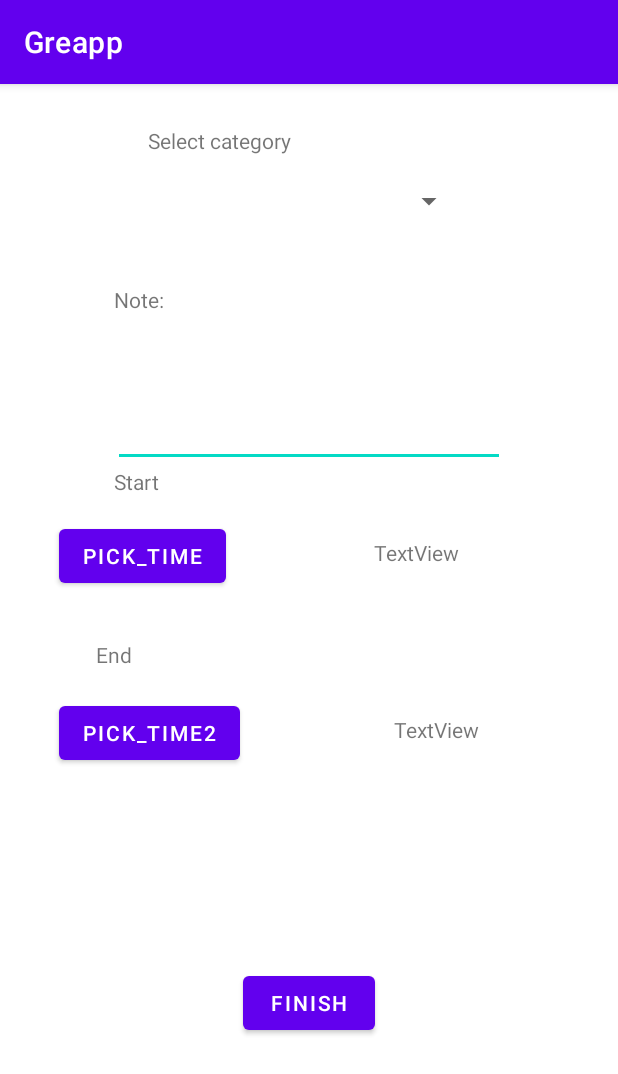
After one commit to tberkovac/Greapp_To-Do, an Android app: the fragment AddActivityFragment shown on its own in the app's theme, on a phone screen of 412 x 824 dp. The commit adds this screen. Shown: the top 1074 px of the screen. Run offline under Robolectric (Android 15) with nearby library versions, the phone set to English and light mode, and no system bars.

Commit message:
Omoguceno spasavenje dodanih aktivnosti u bazu Omogucen prikaz unosa na novom fragmentu

```diff
--- /dev/null
+++ b/app/src/main/java/com/example/greapp/models/TimeHM.kt
@@ -0,0 +1,6 @@
+package com.example.greapp.models
+
+data class TimeHM(
+    val hours : Int,
+    val minutes : Int
+)
--- /dev/null
+++ b/app/src/main/java/com/example/greapp/view/AddActivityFragment.kt
@@ -0,0 +1,93 @@
+package com.example.greapp.view
+
+import android.app.TimePickerDialog
+import android.os.Bundle
+import android.text.format.DateFormat
+import android.view.LayoutInflater
+import android.view.View
+import android.view.ViewGroup
+import android.widget.Button
+import android.widget.TextView
+import androidx.fragment.app.Fragment
+import com.example.greapp.MainActivity
+import com.example.greapp.R
+import com.example.greapp.models.DailyActivity
+import com.example.greapp.models.TimeHM
+import com.example.greapp.viewmodel.DailyActivityViewModel
+import java.util.*
+
+class AddActivityFragment : Fragment() {
+    private lateinit var btnStartTime : Button
+    private lateinit var btnEndTime : Button
+    private lateinit var tvStartTime : TextView
+    private lateinit var tvEndTime : TextView
+    private lateinit var startTime : TimeHM
+    private lateinit var endTime : TimeHM
+    private lateinit var finish : Button
+    private var dailyActivityViewModel = DailyActivityViewModel()
+
+
+    override fun onCreateView(
+        inflater: LayoutInflater,
+        container: ViewGroup?,
+        savedInstanceState: Bundle?
+    ): View? {
+        val view = inflater.inflate(R.layout.add_activity_fragment, container, false)
+        btnStartTime = view.findViewById(R.id.pickStartTimeId)
+        btnEndTime = view.findViewById(R.id.pickEndTimeId)
+        tvStartTime = view.findViewById(R.id.tvStartNumbersId)
+        tvEndTime = view.findViewById(R.id.tvEndTimeNumbersId)
+        finish = view.findViewById(R.id.btnFinish)
+
+        btnStartTime.setOnClickListener {
+            val c = Calendar.getInstance()
+            val hour = c.get(Calendar.HOUR_OF_DAY)
+            val minute = c.get(Calendar.MINUTE)
+            TimePickerDialog(activity, { timePicker, i, i2 -> postaviITextView(i, i2) }, hour, minute, DateFormat.is24HourFormat(activity))
+                .show()
+        }
+
+        btnEndTime.setOnClickListener {
+            val c = Calendar.getInstance()
+            val hour = c.get(Calendar.HOUR_OF_DAY)
+            val minute = c.get(Calendar.MINUTE)
+
+            TimePickerDialog(activity, { timePicker, i, i2 -> postaviITextViewEnd(i, i2)}, hour, minute, DateFormat.is24HourFormat(activity))
+                .show()
+        }
+
+        finish.setOnClickListener {
+            var cal = Calendar.getInstance()
+            cal.set(Calendar.HOUR_OF_DAY, startTime.hours)
+            cal.set(Calendar.MINUTE, startTime.minutes)
+            val startDate : Date = cal.time
+
+            val cal2 = Calendar.getInstance()
+            cal2.set(Calendar.HOUR_OF_DAY, endTime.hours)
+            cal2.set(Calendar.MINUTE, endTime.minutes)
+            val endDate : Date = cal2.time
+
+            val newActivity = DailyActivity("nova aktivnost", "bla bla", startDate,endDate, null)
+            dailyActivityViewModel.writeActivity(newActivity)
+
+            MainActivity.viewPagerAdapter.addMultiple(listOf(HomeFragment(), ActivityListFragment()))
+            MainActivity.viewPagerAdapter.notifyDataSetChanged()
+        }
+
+        return view
+    }
+
+    fun postaviITextView (hours : Int, minutes:Int) {
+        startTime = TimeHM(hours,minutes)
+        tvStartTime.text = "$hours : $minutes"
+    }
+
+    fun postaviITextViewEnd (hours : Int, minutes:Int) {
+        endTime = TimeHM(hours,minutes)
+        tvEndTime.text = "$hours : $minutes"
+    }
+
+
+
+
+}
--- a/app/src/main/java/com/example/greapp/view/CardFragment.kt
+++ b/app/src/main/java/com/example/greapp/view/CardFragment.kt
@@ -5,10 +5,9 @@ import android.view.LayoutInflater
 import android.view.View
 import android.view.ViewGroup
 import androidx.fragment.app.Fragment
-import androidx.fragment.app.FragmentActivity
 import com.example.greapp.R
 
-class CardFragment() : Fragment() {
+class CardFragment : Fragment() {
     override fun onCreateView(
         inflater: LayoutInflater,
         container: ViewGroup?,
--- a/app/src/main/java/com/example/greapp/view/CardFragment2.kt
+++ b/app/src/main/java/com/example/greapp/view/CardFragment2.kt
@@ -5,10 +5,9 @@ import android.view.LayoutInflater
 import android.view.View
 import android.view.ViewGroup
 import androidx.fragment.app.Fragment
-import androidx.fragment.app.FragmentActivity
 import com.example.greapp.R
 
-class CardFragment2() : Fragment() {
+class CardFragment2 : Fragment() {
     override fun onCreateView(
         inflater: LayoutInflater,
         container: ViewGroup?,
--- /dev/null
+++ b/app/src/main/res/layout/add_activity_fragment.xml
@@ -0,0 +1,125 @@
+<?xml version="1.0" encoding="utf-8"?>
+<androidx.constraintlayout.widget.ConstraintLayout xmlns:android="http://schemas.android.com/apk/res/android"
+    xmlns:app="http://schemas.android.com/apk/res-auto"
+    xmlns:tools="http://schemas.android.com/tools"
+    android:layout_width="match_parent"
+    android:layout_height="match_parent">
+
+    <TextView
+        android:id="@+id/textView"
+        android:layout_width="215dp"
+        android:layout_height="26dp"
+        android:layout_marginTop="28dp"
+        android:text="Select category"
+        app:layout_constraintEnd_toEndOf="parent"
+        app:layout_constraintStart_toStartOf="parent"
+        app:layout_constraintTop_toTopOf="parent" />
+
+    <Spinner
+        android:id="@+id/spinner"
+        android:layout_width="208dp"
+        android:layout_height="48dp"
+        app:layout_constraintEnd_toEndOf="parent"
+        app:layout_constraintStart_toStartOf="parent"
+        app:layout_constraintTop_toBottomOf="@+id/textView" />
+
+
+    <TextView
+        android:id="@+id/tvNote"
+        android:layout_width="wrap_content"
+        android:layout_height="wrap_content"
+        android:layout_marginTop="32dp"
+        android:text="Note:"
+        app:layout_constraintEnd_toEndOf="parent"
+        app:layout_constraintHorizontal_bias="0.201"
+        app:layout_constraintStart_toStartOf="parent"
+        app:layout_constraintTop_toBottomOf="@+id/spinner" />
+
+    <EditText
+        android:id="@+id/eTNote"
+        android:layout_width="261dp"
+        android:layout_height="102dp"
+        android:ems="10"
+        android:inputType="textMultiLine"
+        app:layout_constraintEnd_toEndOf="parent"
+        app:layout_constraintStart_toStartOf="parent"
+        app:layout_constraintTop_toBottomOf="@+id/tvNote" />
+
+    <TextView
+        android:id="@+id/tvStart"
+        android:layout_width="wrap_content"
+        android:layout_height="wrap_content"
+        android:layout_marginStart="76dp"
+        android:text="Start"
+        app:layout_constraintStart_toStartOf="parent"
+        app:layout_constraintTop_toBottomOf="@+id/eTNote"
+        app:layout_constraintVertical_bias="1.0" />
+
+    <Button
+        android:id="@+id/pickStartTimeId"
+        android:layout_width="wrap_content"
+        android:layout_height="wrap_content"
+        android:layout_marginTop="16dp"
+        android:text="pick_time"
+        app:layout_constraintEnd_toEndOf="parent"
+        app:layout_constraintHorizontal_bias="0.131"
+        app:layout_constraintStart_toStartOf="parent"
+        app:layout_constraintTop_toBottomOf="@+id/tvStart" />
+
+
+    <TextView
+        android:id="@+id/tvStartNumbersId"
+        android:layout_width="73dp"
+        android:layout_height="37dp"
+        android:layout_marginTop="28dp"
+        android:text="TextView"
+        app:layout_constraintEnd_toEndOf="parent"
+        app:layout_constraintHorizontal_bias="0.524"
+        app:layout_constraintStart_toEndOf="@id/pickStartTimeId"
+        app:layout_constraintTop_toBottomOf="@+id/tvStart" />
+
+    <TextView
+        android:id="@+id/tvEnd"
+        android:layout_width="78dp"
+        android:layout_height="26dp"
+        android:layout_marginStart="64dp"
+        android:layout_marginTop="32dp"
+        android:text="End"
+        app:layout_constraintStart_toStartOf="parent"
+        app:layout_constraintTop_toBottomOf="@+id/pickStartTimeId" />
+
+    <Button
+        android:id="@+id/pickEndTimeId"
+        android:layout_width="wrap_content"
+        android:layout_height="wrap_content"
+        android:layout_marginTop="12dp"
+        android:text="pick_time2"
+        app:layout_constraintEnd_toEndOf="parent"
+        app:layout_constraintHorizontal_bias="0.135"
+        app:layout_constraintStart_toStartOf="parent"
+        app:layout_constraintTop_toBottomOf="@+id/tvEnd" />
+
+
+    <TextView
+        android:id="@+id/tvEndTimeNumbersId"
+        android:layout_width="73dp"
+        android:layout_height="35dp"
+        android:layout_marginTop="24dp"
+        android:text="TextView"
+        app:layout_constraintEnd_toEndOf="parent"
+        app:layout_constraintHorizontal_bias="0.594"
+        app:layout_constraintStart_toEndOf="@id/pickStartTimeId"
+        app:layout_constraintTop_toBottomOf="@+id/tvEnd" />
+
+    <Button
+        android:id="@+id/btnFinish"
+        android:layout_width="wrap_content"
+        android:layout_height="wrap_content"
+        android:text="Finish"
+        app:layout_constraintBottom_toBottomOf="parent"
+        app:layout_constraintEnd_toEndOf="parent"
+        app:layout_constraintStart_toStartOf="parent"
+        app:layout_constraintTop_toBottomOf="@+id/pickEndTimeId" />
+
+
+</androidx.constraintlayout.widget.ConstraintLayout>
```
Also changed, not shown: app/build.gradle (+7 -0 lines), app/src/main/AndroidManifest.xml (+6 -2 lines), app/src/main/java/com/example/greapp/MainActivity.kt (+6 -2 lines), app/src/main/java/com/example/greapp/models/DailyActivity.kt (added, +61 -0 lines), app/src/main/java/com/example/greapp/repositories/DailyActivityDao.kt (added, +17 -0 lines), app/src/main/java/com/example/greapp/repositories/DailyActivityRepository.kt (added, +36 -0 lines), app/src/main/java/com/example/greapp/repositories/DateConverter.kt (added, +16 -0 lines), app/src/main/java/com/example/greapp/repositories/GreappDB.kt (added, +32 -0 lines), app/src/main/java/com/example/greapp/view/ActivityListAdapter.kt (added, +47 -0 lines), app/src/main/java/com/example/greapp/view/ActivityListFragment.kt (added, +44 -0 lines), app/src/main/java/com/example/greapp/view/HomeFragment.kt (+13 -0 lines), app/src/main/java/com/example/greapp/view/ViewPagerAdapter.kt (+26 -2 lines), app/src/main/java/com/example/greapp/viewmodel/DailyActivityViewModel.kt (added, +26 -0 lines), app/src/main/res/layout/activity_list_fragment.xml (added, +13 -0 lines), 1 more files.
